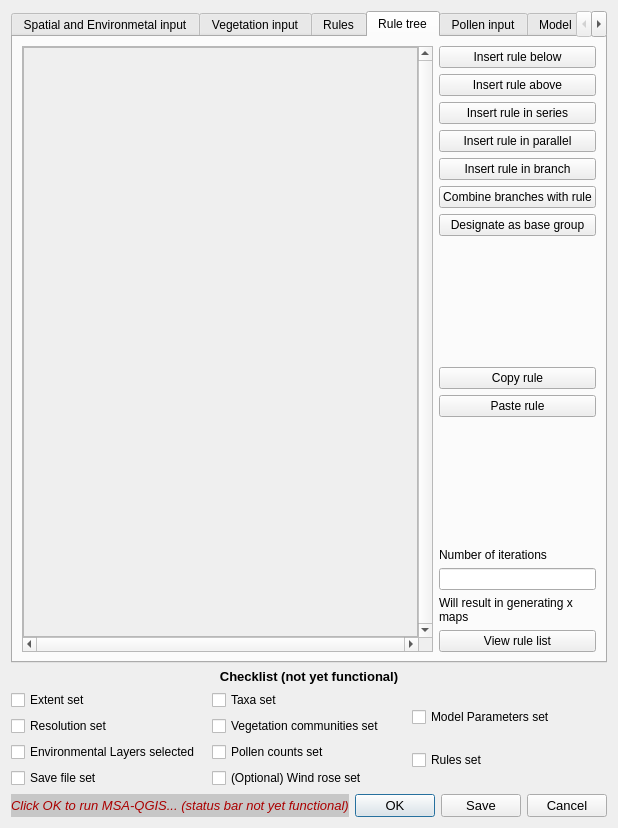
This is MSA_QGIS_dialog_base.ui in ThyavdBerg/MSA-Q as Qt 5 draws it before an edit. The edited form follows.
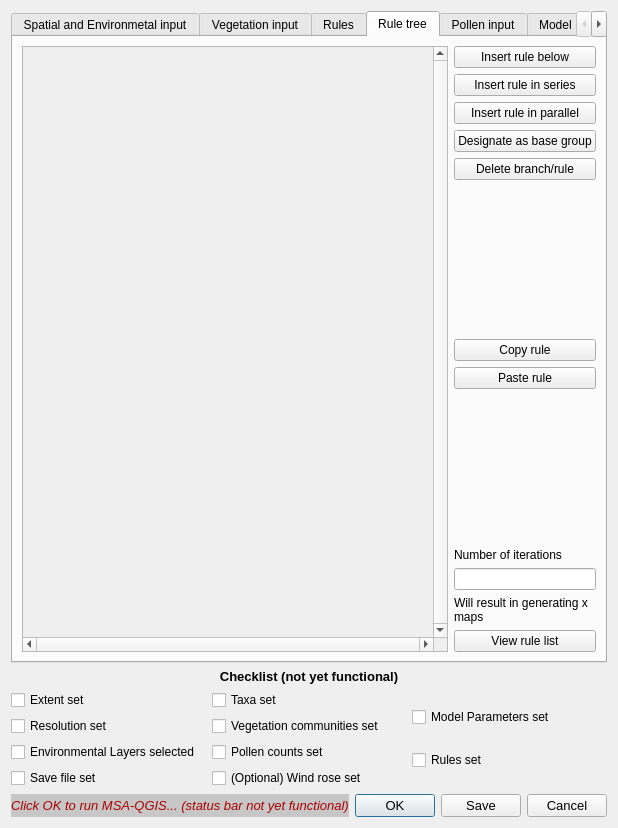
This is the edited form. Custom widgets are drawn as their Qt base class.

Commit message: Added most of the UI functionality of the rules in series

```diff
--- a/MSA_QGIS_dialog_base.ui
+++ b/MSA_QGIS_dialog_base.ui
@@ -587,7 +587,7 @@
                <rect>
                 <x>0</x>
                 <y>0</y>
-                <width>395</width>
+                <width>402</width>
                 <height>583</height>
                </rect>
               </property>
@@ -604,16 +604,6 @@
                <property name="bottomMargin">
                 <number>0</number>
                </property>
-               <item>
-                <widget class="QFrame" name="frame_ruleTree">
-                 <property name="frameShape">
-                  <enum>QFrame::StyledPanel</enum>
-                 </property>
-                 <property name="frameShadow">
-                  <enum>QFrame::Raised</enum>
-                 </property>
-                </widget>
-               </item>
               </layout>
              </widget>
             </widget>
@@ -629,13 +619,6 @@
                  </property>
                 </widget>
                </item>
-               <item>
-                <widget class="QPushButton" name="pushButton_ruleAbove">
-                 <property name="text">
-                  <string>Insert rule above</string>
-                 </property>
-                </widget>
-               </item>
                <item>
                 <widget class="QPushButton" name="pushButton_ruleSeries">
                  <property name="text">
@@ -650,20 +633,6 @@
                  </property>
                 </widget>
                </item>
-               <item>
-                <widget class="QPushButton" name="pushButton_ruleBranch">
-                 <property name="text">
-                  <string>Insert rule in branch</string>
-                 </property>
-                </widget>
-               </item>
-               <item>
-                <widget class="QPushButton" name="pushButton_branchCombine">
-                 <property name="text">
-                  <string>Combine branches with rule</string>
-                 </property>
-                </widget>
-               </item>
                <item>
                 <widget class="QPushButton" name="pushButton_asBaseGroup">
                  <property name="text">
@@ -671,6 +640,13 @@
                  </property>
                 </widget>
                </item>
+               <item>
+                <widget class="QPushButton" name="pushButton_deleteBranch">
+                 <property name="text">
+                  <string>Delete branch/rule</string>
+                 </property>
+                </widget>
+               </item>
               </layout>
              </item>
              <item>
```
The commit also changes 8 other files.
